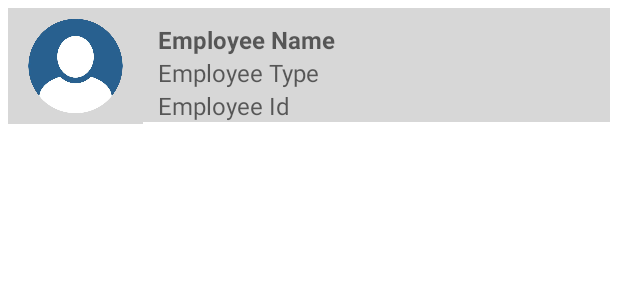
After one commit to Sonia364/The_Achievers_Final_Project_MAD3125, an Android app: the layout employee_layout.xml on its own in the app's theme, with its tools: preview values and no code run, on a phone screen of 412 x 824 dp. The commit adds this screen. Shown: the top 300 px of the screen. Run offline under Robolectric (Android 15) with nearby library versions, the phone set to English and light mode, and no system bars.

Commit message:
Added employee layout for custom adapter

```diff
--- /dev/null
+++ b/app/src/main/res/layout/employee_layout.xml
@@ -0,0 +1,53 @@
+<?xml version="1.0" encoding="utf-8"?>
+<LinearLayout xmlns:android="http://schemas.android.com/apk/res/android"
+    android:layout_width="match_parent"
+    android:layout_height="match_parent"
+    xmlns:tools="http://schemas.android.com/tools"
+    android:paddingHorizontal="5dp"
+    android:paddingTop="5dp"
+    >
+
+    <ImageView
+        android:id="@+id/empImg"
+        android:layout_width="90dp"
+        android:layout_height="77dp"
+        android:background="@color/light_grey"
+        android:src="@drawable/employee_img" />
+    <LinearLayout
+        android:layout_width="match_parent"
+        android:layout_height="wrap_content"
+        android:paddingHorizontal="10dp"
+        android:paddingTop="10dp"
+        android:orientation="vertical"
+        android:background="@color/light_grey"
+        >
+        <TextView
+            android:id="@+id/empName"
+            android:layout_width="match_parent"
+            android:layout_height="22dp"
+            android:hint="Employee Name"
+            android:textSize="16dp"
+            android:textStyle="bold"
+            android:textColor="@color/black"
+            />
+        <TextView
+            android:id="@+id/empRole"
+            android:layout_width="match_parent"
+            android:layout_height="22dp"
+            android:hint="Employee Type"
+            android:textSize="16dp"
+            android:textColor="@color/black"
+            />
+        <TextView
+            android:id="@+id/empId"
+            android:layout_width="match_parent"
+            android:layout_height="22dp"
+            android:hint="Employee Id"
+            android:textSize="16dp"
+            android:textColor="@color/black"
+            />
+
+    </LinearLayout>
+
+
+</LinearLayout>
--- a/app/src/main/res/values/colors.xml
+++ b/app/src/main/res/values/colors.xml
@@ -9,4 +9,5 @@
     <color name="white">#FFFFFFFF</color>
     <color name="theme_btn_color">#48c3d6</color>
     <color name="theme_btn_text_color">#0f3a5e</color>
+    <color name="light_grey">#d7d7d7</color>
 </resources>
```
Also changed, not shown: app/src/main/res/drawable/employee_img.png (added).
